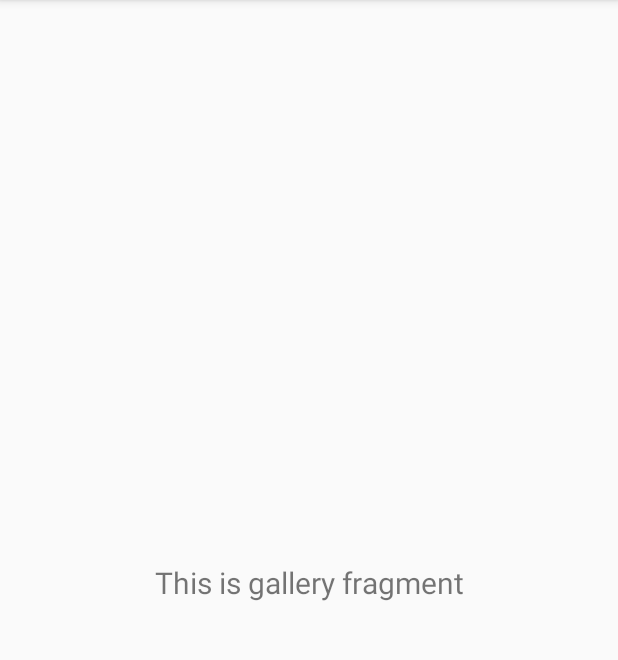
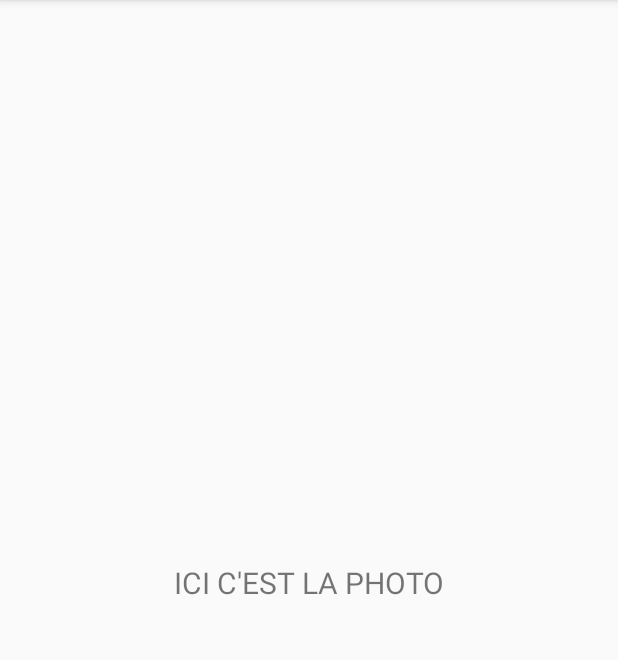
Before and after one commit to ThomasDspl/Projet-M1-TNSI, an Android app: the fragment PhotoFragment shown on its own in the app's theme, on a phone screen of 412 x 824 dp, the part 84-744 px from its top. Run offline under Robolectric (Android 15) with nearby library versions, the phone set to English and light mode, and no system bars.

Commit message:
Modifcation du menu

```diff
--- a/App_mobile/app/src/main/java/com/example/app_mobile/MainActivity.java
+++ b/App_mobile/app/src/main/java/com/example/app_mobile/MainActivity.java
@@ -31,7 +31,7 @@ public class MainActivity extends AppCompatActivity {
         // Passing each menu ID as a set of Ids because each
         // menu should be considered as top level destinations.
         mAppBarConfiguration = new AppBarConfiguration.Builder(
-                R.id.nav_accueil, R.id.nav_stats, R.id.nav_ajoutphoto,R.id.nav_carte,R.id.nav_classement,R.id.nav_compte)
+                R.id.nav_accueil, R.id.nav_ajoutphoto,R.id.nav_carte,R.id.nav_classement,R.id.nav_compte)
                 .setDrawerLayout(drawer)
                 .build();
         NavController navController = Navigation.findNavController(this, R.id.nav_host_fragment);
--- a/App_mobile/app/src/main/java/com/example/app_mobile/ui/gallery/GalleryViewModel.java
+++ b/App_mobile/app/src/main/java/com/example/app_mobile/ui/accueil/AccueilViewModel.java
@@ -1,16 +1,16 @@
-package com.example.app_mobile.ui.gallery;
+package com.example.app_mobile.ui.accueil;
 
 import androidx.lifecycle.LiveData;
 import androidx.lifecycle.MutableLiveData;
 import androidx.lifecycle.ViewModel;
 
-public class GalleryViewModel extends ViewModel {
+public class AccueilViewModel extends ViewModel {
 
     private MutableLiveData<String> mText;
 
-    public GalleryViewModel() {
+    public AccueilViewModel() {
         mText = new MutableLiveData<>();
-        mText.setValue("This is gallery fragment");
+
     }
 
     public LiveData<String> getText() {
--- a/App_mobile/app/src/main/java/com/example/app_mobile/ui/gallery/GalleryFragment.java
+++ b/App_mobile/app/src/main/java/com/example/app_mobile/ui/ajout_photo/PhotoFragment.java
@@ -1,4 +1,4 @@
-package com.example.app_mobile.ui.gallery;
+package com.example.app_mobile.ui.ajout_photo;
 
 import android.os.Bundle;
 import android.view.LayoutInflater;
@@ -14,17 +14,17 @@ import androidx.lifecycle.ViewModelProviders;
 
 import com.example.app_mobile.R;
 
-public class GalleryFragment extends Fragment {
+public class PhotoFragment extends Fragment {
 
-    private GalleryViewModel galleryViewModel;
+    private PhotoViewModel photoViewModel;
 
     public View onCreateView(@NonNull LayoutInflater inflater,
                              ViewGroup container, Bundle savedInstanceState) {
-        galleryViewModel =
-                ViewModelProviders.of(this).get(GalleryViewModel.class);
-        View root = inflater.inflate(R.layout.fragment_gallery, container, false);
-        final TextView textView = root.findViewById(R.id.text_gallery);
-        galleryViewModel.getText().observe(getViewLifecycleOwner(), new Observer<String>() {
+        photoViewModel =
+                ViewModelProviders.of(this).get(PhotoViewModel.class);
+        View root = inflater.inflate(R.layout.fragment_ajoutphoto, container, false);
+        final TextView textView = root.findViewById(R.id.text_slideshow);
+        photoViewModel.getText().observe(getViewLifecycleOwner(), new Observer<String>() {
             @Override
             public void onChanged(@Nullable String s) {
                 textView.setText(s);
--- /dev/null
+++ b/App_mobile/app/src/main/java/com/example/app_mobile/ui/ajout_photo/PhotoViewModel.java
@@ -0,0 +1,19 @@
+package com.example.app_mobile.ui.ajout_photo;
+
+import androidx.lifecycle.LiveData;
+import androidx.lifecycle.MutableLiveData;
+import androidx.lifecycle.ViewModel;
+
+public class PhotoViewModel extends ViewModel {
+
+    private MutableLiveData<String> mText;
+
+    public PhotoViewModel() {
+        mText = new MutableLiveData<>();
+        mText.setValue("ICI C'EST LA PHOTO");
+    }
+
+    public LiveData<String> getText() {
+        return mText;
+    }
+}
--- a/App_mobile/app/src/main/res/layout/fragment_slideshow.xml
+++ b/App_mobile/app/src/main/res/layout/fragment_ajoutphoto.xml
@@ -4,7 +4,7 @@
     xmlns:tools="http://schemas.android.com/tools"
     android:layout_width="match_parent"
     android:layout_height="match_parent"
-    tools:context=".ui.slideshow.SlideshowFragment">
+    tools:context=".ui.ajout_photo.PhotoFragment">
 
     <TextView
         android:id="@+id/text_slideshow"
--- a/App_mobile/app/src/main/res/layout/fragment_gallery.xml
+++ /dev/null
@@ -1,23 +0,0 @@
-<?xml version="1.0" encoding="utf-8"?>
-<androidx.constraintlayout.widget.ConstraintLayout xmlns:android="http://schemas.android.com/apk/res/android"
-    xmlns:app="http://schemas.android.com/apk/res-auto"
-    xmlns:tools="http://schemas.android.com/tools"
-    android:layout_width="match_parent"
-    android:layout_height="match_parent"
-    tools:context=".ui.gallery.GalleryFragment">
-
-    <TextView
-        android:id="@+id/text_gallery"
-        android:layout_width="match_parent"
-        android:layout_height="wrap_content"
-        android:layout_marginStart="8dp"
-        android:layout_marginTop="8dp"
-        android:layout_marginEnd="8dp"
-        android:textAlignment="center"
-        android:textSize="20sp"
-        app:layout_constraintBottom_toBottomOf="parent"
-        app:layout_constraintEnd_toEndOf="parent"
-        app:layout_constraintStart_toStartOf="parent"
-        app:layout_constraintTop_toTopOf="parent"
-        android:gravity="center_horizontal" />
-</androidx.constraintlayout.widget.ConstraintLayout>
--- a/App_mobile/app/src/main/res/menu/activity_main_drawer.xml
+++ b/App_mobile/app/src/main/res/menu/activity_main_drawer.xml
@@ -8,10 +8,6 @@
             android:id="@+id/nav_accueil"
             android:icon="@drawable/ic_menu_accueil"
             android:title="@string/menu_accueil" />
-        <item
-            android:id="@+id/nav_stats"
-            android:icon="@drawable/ic_menu_stats"
-            android:title="@string/menu_stats" />
         <item
             android:id="@+id/nav_ajoutphoto"
             android:icon="@drawable/ic_menu_ajoutphoto"
```
Also changed, not shown: App_mobile/app/src/main/java/com/example/app_mobile/ui/accueil/AccueilFragment.java (added, +35 -0 lines), App_mobile/app/src/main/java/com/example/app_mobile/ui/carte/CarteFragment.java (renamed from App_mobile/app/src/main/java/com/example/app_mobile/ui/slideshow/SlideshowFragment.java, +8 -9 lines), App_mobile/app/src/main/java/com/example/app_mobile/ui/carte/CarteViewModel.java (added, +18 -0 lines), App_mobile/app/src/main/java/com/example/app_mobile/ui/classement/ClassementFragment.java (added, +38 -0 lines), App_mobile/app/src/main/java/com/example/app_mobile/ui/classement/ClassementViewModel.java (renamed from App_mobile/app/src/main/java/com/example/app_mobile/ui/slideshow/SlideshowViewModel.java, +4 -5 lines), App_mobile/app/src/main/java/com/example/app_mobile/ui/compte/CompteFragment.java (renamed from App_mobile/app/src/main/java/com/example/app_mobile/ui/home/HomeFragment.java, +9 -9 lines), App_mobile/app/src/main/java/com/example/app_mobile/ui/compte/CompteViewModel.java (renamed from App_mobile/app/src/main/java/com/example/app_mobile/ui/home/HomeViewModel.java, +4 -5 lines), App_mobile/app/src/main/res/layout/fragment_carte.xml (added, +20 -0 lines), App_mobile/app/src/main/res/layout/fragment_classement.xml (added, +21 -0 lines), App_mobile/app/src/main/res/layout/fragment_compte.xml (added, +18 -0 lines), App_mobile/app/src/main/res/navigation/mobile_navigation.xml (+18 -12 lines), App_mobile/app/src/main/res/layout/fragment_accueil.xml (renamed from App_mobile/app/src/main/res/layout/fragment_home.xml).
